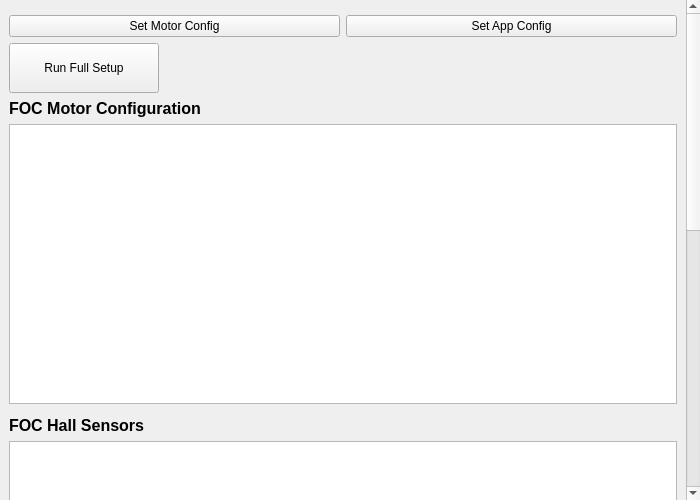
Before: the Qt Designer form pages/pagecontrollersetup.ui in vitalii-bokhin/vesc_tool, drawn with Qt 5.
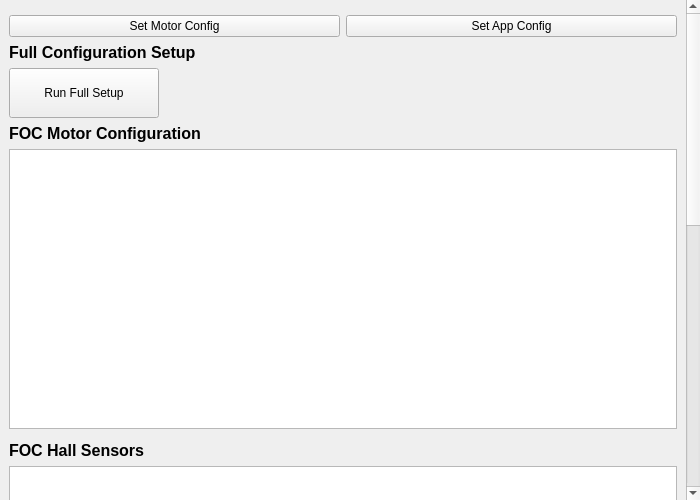
After: the same form once the commit is applied. Icons and pictures are not drawn. Custom widgets are drawn as their Qt base class.

Commit message: fcs title

```diff
--- a/pages/pagecontrollersetup.ui
+++ b/pages/pagecontrollersetup.ui
@@ -138,6 +138,20 @@
                   </item>
                 </layout>
               </item>
+              <item>
+                <widget class="QLabel" name="labelFullSetup">
+                  <property name="text">
+                    <string>Full Configuration Setup</string>
+                  </property>
+                  <property name="font">
+                    <font>
+                      <pointsize>12</pointsize>
+                      <weight>75</weight>
+                      <bold>true</bold>
+                    </font>
+                  </property>
+                </widget>
+              </item>
               <item>
                 <layout class="QHBoxLayout" name="runSetupRowLayout">
                   <item>
```
